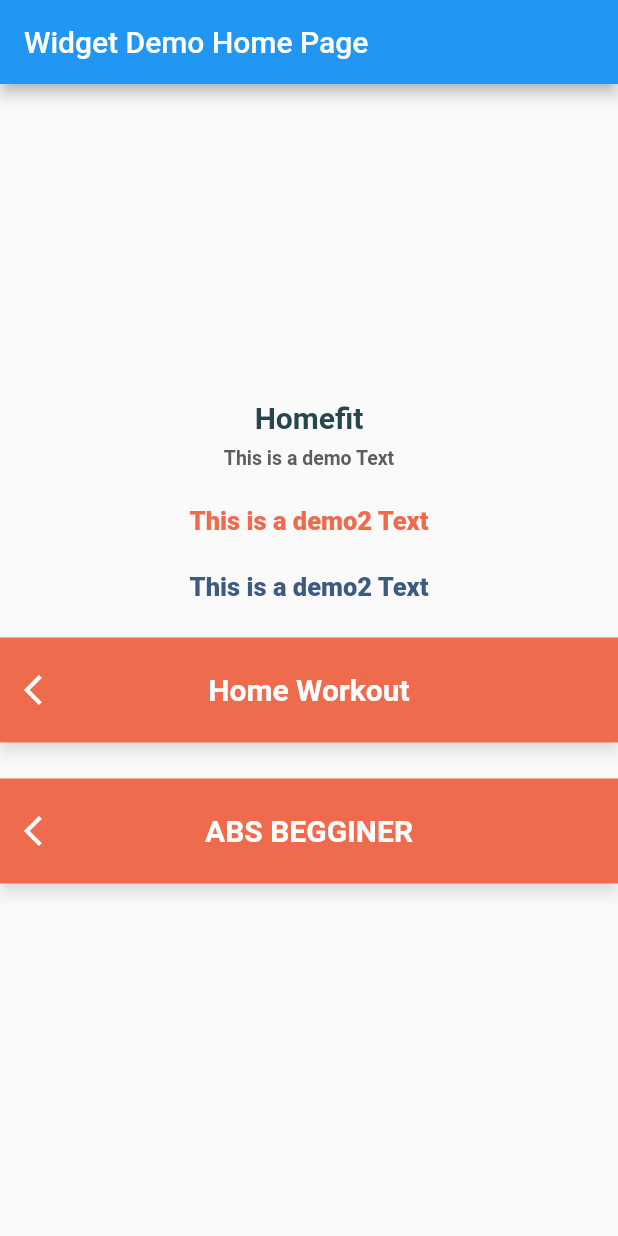
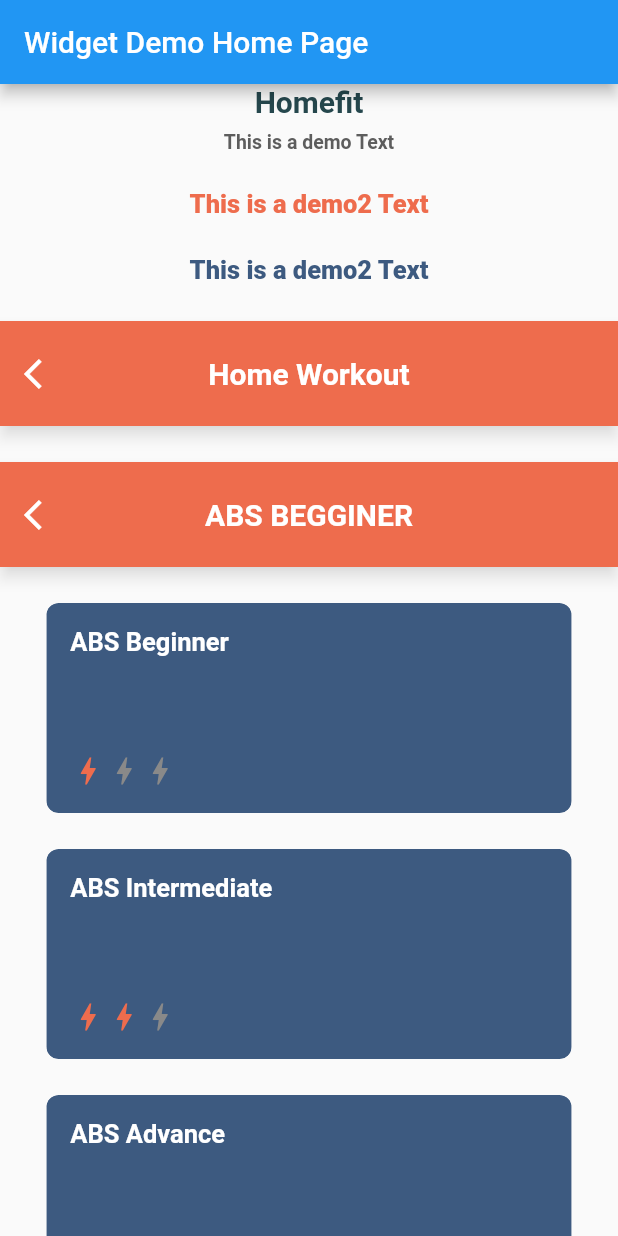
Before and after one commit to migol06/HomeFit-Project, a Flutter app: the screen it shows after launch, on a phone screen of 412 x 824 dp. Run offline on Flutter 3.47's test engine with Material 2 defaults, Android fonts, the phone set to English and light mode, and no system bars.

Commit message:
Workout Buttons

```diff
--- a/lib/widget_screen.dart
+++ b/lib/widget_screen.dart
@@ -1,6 +1,8 @@
 import "package:flutter/material.dart";
 import 'package:homefit/widgets/constants/constant.dart';
+import 'package:homefit/widgets/constants/grid.dart';
 import 'package:homefit/widgets/widgets.dart';
+import 'package:homefit/widgets/workout_button.dart';
 
 class HFWidgetScreen extends StatefulWidget {
   const HFWidgetScreen({Key? key, required this.title}) : super(key: key);
@@ -18,8 +20,10 @@ class _HFWidgetScreenState extends State<HFWidgetScreen> {
       appBar: AppBar(
         title: Text(widget.title),
       ),
-      body: Center(
-          child: Column(mainAxisAlignment: MainAxisAlignment.center, children: [
+      body: SingleChildScrollView(
+        child: Center(
+            child:
+                Column(mainAxisAlignment: MainAxisAlignment.center, children: [
           HFText.title("Homefit"),
           SizedBox(height: HFGrid.small),
           HFText(
@@ -64,7 +68,20 @@ class _HFWidgetScreenState extends State<HFWidgetScreen> {
           SizedBox(
             height: HFGrid.large,
           ),
+          HFWorkoutButtons(category: "Beginner", title: "ABS Beginner"),
+          SizedBox(
+            height: HFGrid.large,
+          ),
+          HFWorkoutButtons(category: "Intermediate", title: "ABS Intermediate"),
+          SizedBox(
+            height: HFGrid.large,
+          ),
+          HFWorkoutButtons(category: "Advance", title: "ABS Advance"),
+          SizedBox(
+            height: HFGrid.large,
+          )
         ])),
+      ),
     );
   }
 }
--- /dev/null
+++ b/lib/widgets/workout_button.dart
@@ -0,0 +1,113 @@
+import 'package:flutter/material.dart';
+import 'package:homefit/widgets/constants/grid.dart';
+import 'package:homefit/widgets/text.dart';
+import 'constants/constant.dart';
+
+class HFWorkoutButtons extends StatelessWidget {
+  final String category;
+  final String title;
+  final VoidCallback? onTap;
+
+  const HFWorkoutButtons({
+    Key? key,
+    required this.category,
+    required this.title,
+    this.onTap,
+  }) : super(key: key);
+
+  @override
+  Widget build(BuildContext context) {
+    return GestureDetector(
+      onTap: onTap,
+      child: ClipRRect(
+        borderRadius: BorderRadius.all(Radius.circular(HFGrid.small)),
+        child: Container(
+          width: MediaQuery.of(context).size.width * .85,
+          decoration: BoxDecoration(
+              color: HFColor.blue,
+              borderRadius: BorderRadius.all(Radius.circular(HFGrid.small)),
+              boxShadow: [
+                BoxShadow(
+                    offset: Offset(0, 17),
+                    blurRadius: 17,
+                    spreadRadius: -23,
+                    color: HFColor.gray)
+              ]),
+          child: Padding(
+            padding: const EdgeInsets.all(HFGrid.medium),
+            child: Column(
+              crossAxisAlignment: CrossAxisAlignment.start,
+              children: [
+                HFText(
+                  title,
+                  color: Colors.white,
+                  weight: HFTextWeight.bold,
+                  size: HFTextSize.large,
+                ),
+                SizedBox(
+                  height: HFGrid.xxxxxLarge,
+                ),
+                _icons()
+              ],
+            ),
+          ),
+        ),
+      ),
+    );
+  }
+
+  Widget _icons() {
+    if (category.toUpperCase() == 'BEGINNER') {
+      return Row(
+        children: [
+          Icon(
+            Icons.bolt,
+            color: HFColor.orange,
+          ),
+          Icon(
+            Icons.bolt,
+            color: HFColor.gray,
+          ),
+          Icon(
+            Icons.bolt,
+            color: HFColor.gray,
+          )
+        ],
+      );
+    } else if (category.toUpperCase() == 'INTERMEDIATE') {
+      return Row(
+        children: [
+          Icon(
+            Icons.bolt,
+            color: HFColor.orange,
+          ),
+          Icon(
+            Icons.bolt,
+            color: HFColor.orange,
+          ),
+          Icon(
+            Icons.bolt,
+            color: HFColor.gray,
+          )
+        ],
+      );
+    } else {
+      return Row(
+        children: [
+          Icon(
+            Icons.bolt,
+            color: HFColor.orange,
+          ),
+          Icon(
+            Icons.bolt,
+            color: HFColor.orange,
+          ),
+          Icon(
+            Icons.bolt,
+            color: HFColor.orange,
+          )
+        ],
+      );
+    }
+  }
+}
```
Lines whose indentation alone changed are shown as unchanged.
